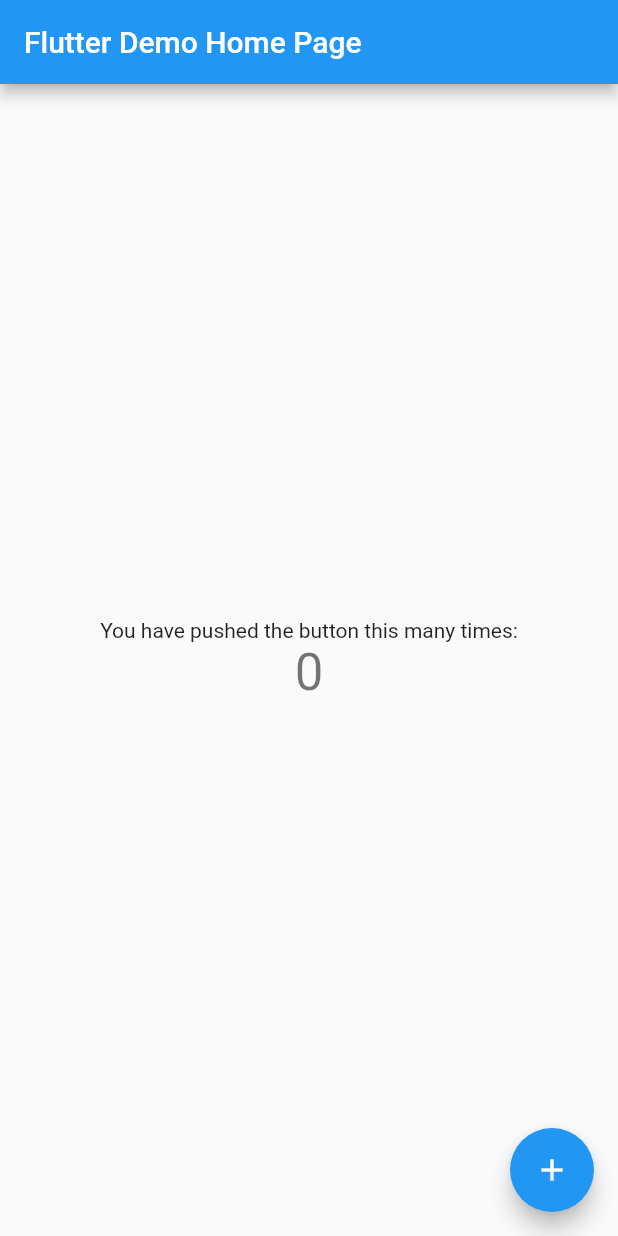
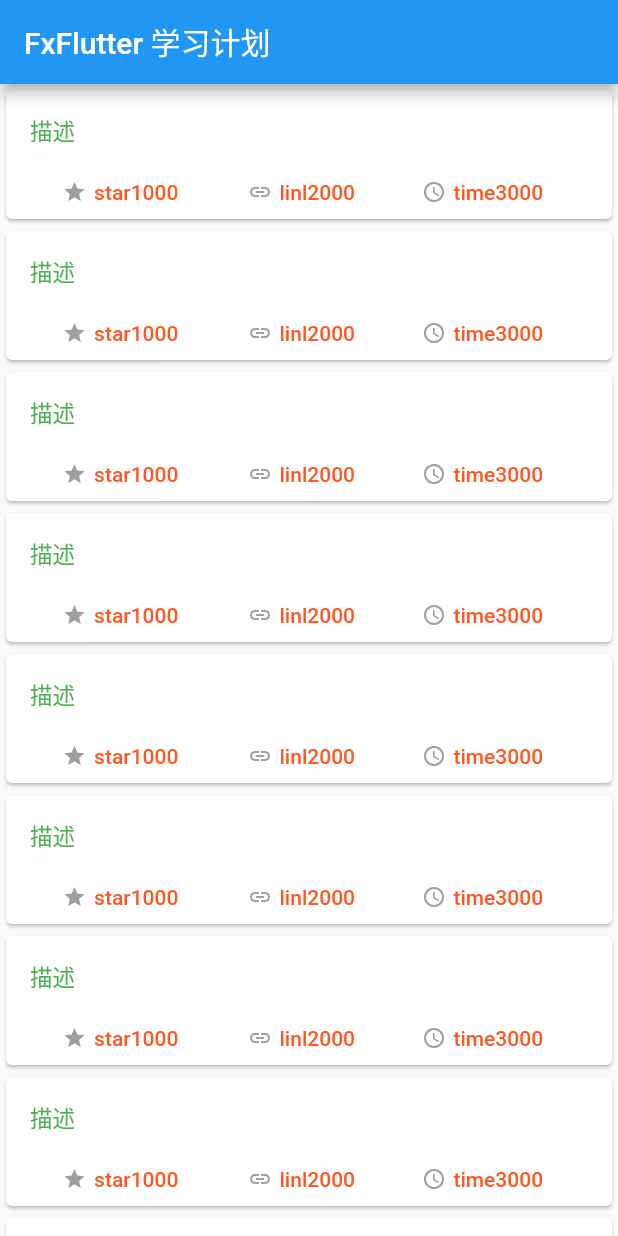
Before and after one commit to hym3991/FlutterPlayground, a Flutter app: the screen it shows after launch, on a phone screen of 412 x 824 dp. Run offline on Flutter 3.47's test engine with Material 2 defaults, Android fonts, the phone set to English and light mode, and no system bars; our stand-ins replace dio.

Commit message:
今日份的学习

```diff
--- /dev/null
+++ b/fxflutter/lib/CommoState.dart
@@ -0,0 +1,5 @@
+import 'User.dart';
+class CommoState{
+  User userInfo;
+  CommoState({this.userInfo});
+}
--- a/fxflutter/lib/main.dart
+++ b/fxflutter/lib/main.dart
@@ -1,111 +1,134 @@
 import 'package:flutter/material.dart';
 
-void main() => runApp(MyApp());
+void main() => runApp(FxAppRoot());
 
-class MyApp extends StatelessWidget {
-  // This widget is the root of your application.
+class FxAppRoot extends StatelessWidget {
   @override
   Widget build(BuildContext context) {
     return MaterialApp(
-      title: 'Flutter Demo',
       theme: ThemeData(
-        // This is the theme of your application.
-        //
-        // Try running your application with "flutter run". You'll see the
-        // application has a blue toolbar. Then, without quitting the app, try
-        // changing the primarySwatch below to Colors.green and then invoke
-        // "hot reload" (press "r" in the console where you ran "flutter run",
-        // or simply save your changes to "hot reload" in a Flutter IDE).
-        // Notice that the counter didn't reset back to zero; the application
-        // is not restarted.
-        primarySwatch: Colors.blue,
+        backgroundColor: Colors.blue
       ),
-      home: MyHomePage(title: 'Flutter Demo Home Page'),
+      home: FxAppRootHome(),
     );
   }
 }
 
-class MyHomePage extends StatefulWidget {
-  MyHomePage({Key key, this.title}) : super(key: key);
-
-  // This widget is the home page of your application. It is stateful, meaning
-  // that it has a State object (defined below) that contains fields that affect
-  // how it looks.
-
-  // This class is the configuration for the state. It holds the values (in this
-  // case the title) provided by the parent (in this case the App widget) and
-  // used by the build method of the State. Fields in a Widget subclass are
-  // always marked "final".
-
-  final String title;
-
+class FxAppRootHome extends StatelessWidget{
   @override
-  _MyHomePageState createState() => _MyHomePageState();
+  Widget build(BuildContext context) {
+    // TODO: implement build
+    return new Scaffold(
+      appBar: AppBar(
+        title: Text("FxFlutter 学习计划"),
+      ),
+      body: FxAppRootBody(),
+    );
+  }
 }
 
-class _MyHomePageState extends State<MyHomePage> {
-  int _counter = 0;
+class FxAppRootBody extends StatelessWidget{
+  @override
+  Widget build(BuildContext context) {
+    return Container(
+      child: Demo2Refresh(),
+    );
+  }
+}
 
-  void _incrementCounter() {
-    setState(() {
-      // This call to setState tells the Flutter framework that something has
-      // changed in this State, which causes it to rerun the build method below
-      // so that the display can reflect the updated values. If we changed
-      // _counter without calling setState(), then the build method would not be
-      // called again, and so nothing would appear to happen.
-      _counter++;
-    });
+class Demo1 extends StatelessWidget{
+  @override
+  Widget build(BuildContext context) {
+
+    return Center(
+      child: Text("demo1"),
+    );
+  }
+}
+
+class Demo2Refresh extends StatelessWidget {
+  @override
+  Widget build(BuildContext context) {
+    return RefreshIndicator(
+        child: Demo2(),
+        onRefresh: onrefresh,
+    );
   }
 
+  Future<void> onrefresh() {
+    print("refresh");
+  }
+}
+
+
+class Demo2 extends StatelessWidget {
   @override
   Widget build(BuildContext context) {
-    // This method is rerun every time setState is called, for instance as done
-    // by the _incrementCounter method above.
-    //
-    // The Flutter framework has been optimized to make rerunning build methods
-    // fast, so that you can just rebuild anything that needs updating rather
-    // than having to individually change instances of widgets.
-    return Scaffold(
-      appBar: AppBar(
-        // Here we take the value from the MyHomePage object that was created by
-        // the App.build method, and use it to set our appbar title.
-        title: Text(widget.title),
+    return ListView.builder(
+      itemBuilder: (context,index){
+        return new Item1();
+      },
+      itemCount: 20,);
+  }
+}
+
+class Item1 extends StatelessWidget {
+  @override
+  Widget build(BuildContext context) {
+    return Container(
+      child: Card(
+        child: FlatButton(
+            onPressed: (){print("click");},
+            child: Padding(
+              padding: EdgeInsets.fromLTRB(0,10,10,10),
+              child: Column(
+                mainAxisSize: MainAxisSize.min,
+                children: <Widget>[
+                  Container(
+                    child: Text(
+                      "描述",
+                      style: TextStyle(
+                        color: Colors.green,
+                        fontSize: 15,
+                      ),
+                      maxLines: 3,
+                      overflow: TextOverflow.ellipsis,
+                    ),
+                    margin: EdgeInsets.only(top: 6,bottom: 2),
+                    alignment: Alignment.topLeft,
+                  ),
+                  Padding(padding: EdgeInsets.all(10),),
+                  Row(
+                    crossAxisAlignment: CrossAxisAlignment.start,
+                    children: <Widget>[
+                      _getBottomItem(Icons.star, "star1000"),
+                      _getBottomItem(Icons.link, "linl2000"),
+                      _getBottomItem(Icons.access_time, "time3000")
+                    ],
+                  )
+                ],
+              ),
+            )
+        ),
       ),
-      body: Center(
-        // Center is a layout widget. It takes a single child and positions it
-        // in the middle of the parent.
-        child: Column(
-          // Column is also a layout widget. It takes a list of children and
-          // arranges them vertically. By default, it sizes itself to fit its
-          // children horizontally, and tries to be as tall as its parent.
-          //
-          // Invoke "debug painting" (press "p" in the console, choose the
-          // "Toggle Debug Paint" action from the Flutter Inspector in Android
-          // Studio, or the "Toggle Debug Paint" command in Visual Studio Code)
-          // to see the wireframe for each widget.
-          //
-          // Column has various properties to control how it sizes itself and
-          // how it positions its children. Here we use mainAxisAlignment to
-          // center the children vertically; the main axis here is the vertical
-          // axis because Columns are vertical (the cross axis would be
-          // horizontal).
+    );
+  }
+
+  _getBottomItem(IconData icons,String title){
+    return Expanded(
+      flex: 1,
+      child: Center(
+        child: Row(
           mainAxisAlignment: MainAxisAlignment.center,
+          mainAxisSize: MainAxisSize.max,
+          crossAxisAlignment: CrossAxisAlignment.center,
           children: <Widget>[
-            Text(
-              'You have pushed the button this many times:',
-            ),
-            Text(
-              '$_counter',
-              style: Theme.of(context).textTheme.display1,
-            ),
+            Icon( icons,size: 16,color: Colors.grey),
+            Padding(padding: EdgeInsets.only(left: 5),),
+            Text(title,style: TextStyle(color: Colors.deepOrange,fontSize: 14),overflow: TextOverflow.ellipsis,maxLines: 1,)
           ],
         ),
       ),
-      floatingActionButton: FloatingActionButton(
-        onPressed: _incrementCounter,
-        tooltip: 'Increment',
-        child: Icon(Icons.add),
-      ), // This trailing comma makes auto-formatting nicer for build methods.
     );
   }
 }
```
Also changed, not shown: fxflutter/lib/DioMain.dart (added, +56 -0 lines), fxflutter/lib/User.dart (added, +9 -0 lines), fxflutter/lib/refresh_main.dart (added, +37 -0 lines), fxflutter/lib/tab_main.dart (added, +100 -0 lines), fxflutter/lib/tab_main2.dart (added, +74 -0 lines), fxflutter/pubspec.yaml (+9 -0 lines), fxflutter/lib/static/font/iconfont.ttf (added), 1 other file.
